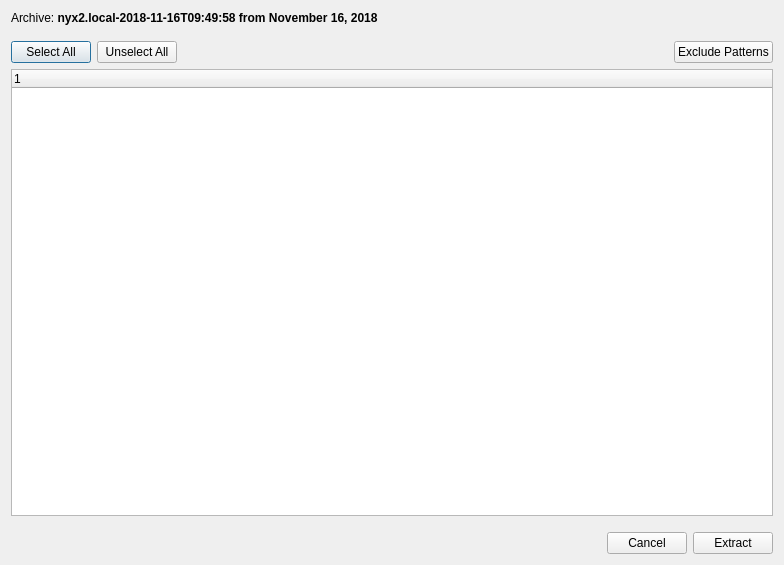
First picture: the form in src/vorta/assets/UI/extractdialog.ui, repository borgbase/vorta, before the edit.
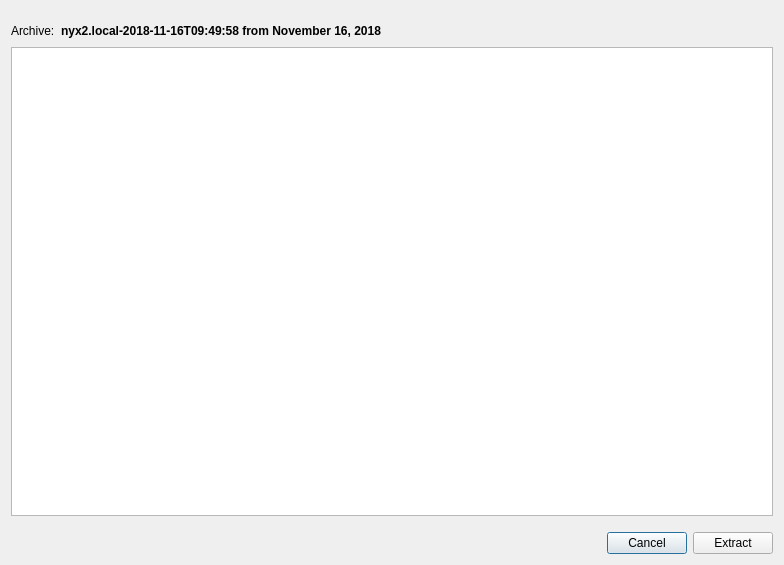
Second picture: the form after the edit.

Patch:
```diff
--- a/src/vorta/assets/UI/extractdialog.ui
+++ b/src/vorta/assets/UI/extractdialog.ui
@@ -14,29 +14,28 @@
    <string>Dialog</string>
   </property>
   <layout class="QVBoxLayout" name="verticalLayout">
-   <item>
-    <widget class="QLabel" name="label">
-     <property name="text">
-      <string>&lt;html&gt;&lt;head/&gt;&lt;body&gt;&lt;p&gt;Archive: &lt;span style=&quot; font-weight:600;&quot;&gt;nyx2.local-2018-11-16T09:49:58 from November 16, 2018&lt;/span&gt;&lt;/p&gt;&lt;/body&gt;&lt;/html&gt;</string>
-     </property>
-    </widget>
-   </item>
    <item>
     <layout class="QHBoxLayout" name="horizontalLayout_2">
      <property name="topMargin">
       <number>10</number>
      </property>
      <item>
-      <widget class="QPushButton" name="pushButton_4">
+      <widget class="QLabel" name="label_2">
        <property name="text">
-        <string>Select All</string>
+        <string>Archive:</string>
        </property>
       </widget>
      </item>
-     <item alignment="Qt::AlignLeft">
-      <widget class="QPushButton" name="pushButton_3">
+     <item>
+      <widget class="QLabel" name="archiveNameLabel">
+       <property name="font">
+        <font>
+         <weight>75</weight>
+         <bold>true</bold>
+        </font>
+       </property>
        <property name="text">
-        <string>Unselect All</string>
+        <string>nyx2.local-2018-11-16T09:49:58 from November 16, 2018</string>
        </property>
       </widget>
      </item>
@@ -53,23 +52,10 @@
        </property>
       </spacer>
      </item>
-     <item>
-      <widget class="QPushButton" name="pushButton_5">
-       <property name="text">
-        <string>Exclude Patterns</string>
-       </property>
-      </widget>
-     </item>
     </layout>
    </item>
    <item>
-    <widget class="QTreeWidget" name="fileTree">
-     <column>
-      <property name="text">
-       <string notr="true">1</string>
-      </property>
-     </column>
-    </widget>
+    <widget class="QTreeView" name="treeView"/>
    </item>
    <item>
     <layout class="QHBoxLayout" name="horizontalLayout">
```
Left out of the diff: 2 changed lines with no effect on the pictures.
